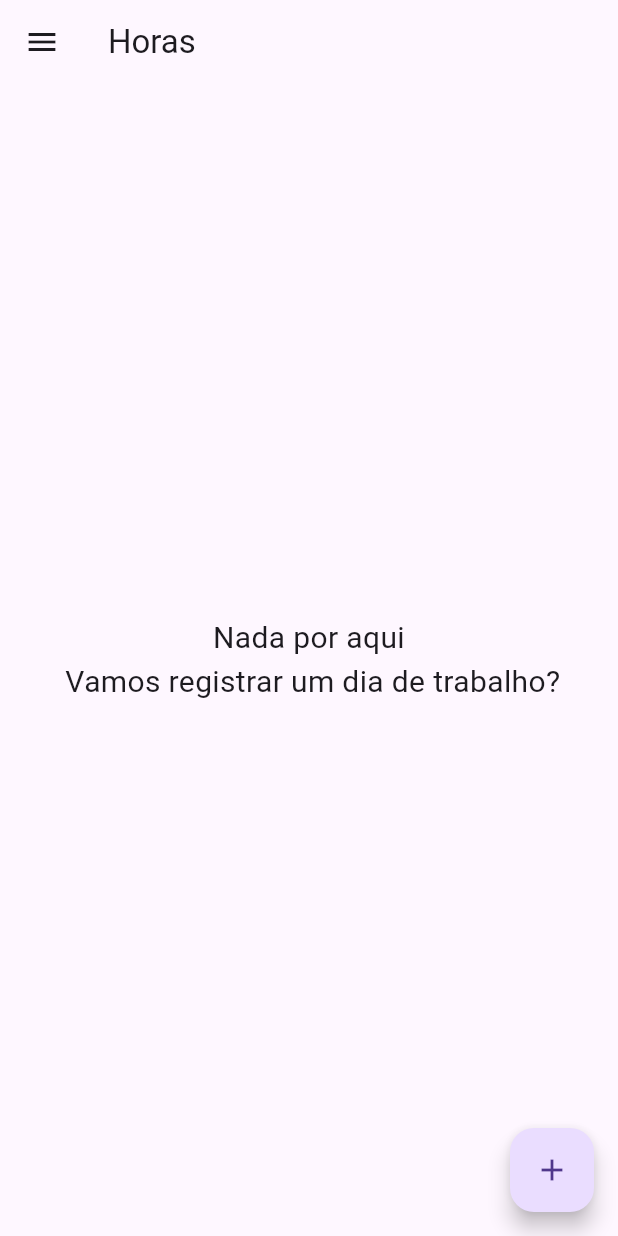
After one commit to Gpeder/login, a Flutter app: the screen it shows once a user with an empty profile is signed in, on a phone screen of 412 x 824 dp. The commit adds this screen. Run offline on Flutter 3.47's test engine with Material 3 defaults, Android fonts, the phone set to English and light mode, and no system bars; our stand-ins replace cloud_firestore, firebase_auth, firebase_core; accounts and stored records are empty; generated files the repository leaves out were written again.

Commit message:
login pronto, home page em pronta

```diff
--- a/lib/main.dart
+++ b/lib/main.dart
@@ -1,6 +1,6 @@
 import 'package:flutter/material.dart';
-import 'package:teste/screens/login.dart';
 import 'package:firebase_core/firebase_core.dart';
+import 'package:teste/services/roteador.dart';
 import 'firebase_options.dart';
 
 Future <void> main() async {
@@ -18,7 +18,10 @@ class MyApp extends StatelessWidget {
   Widget build(BuildContext context) {
     return  MaterialApp(
       debugShowCheckedModeBanner: false,
-      home: Login(),
+      theme: ThemeData(
+        primarySwatch: Colors.blue,
+      ),
+      home: RoteadorTelas(),
     );
   }
 }
--- /dev/null
+++ b/lib/screens/home.dart
@@ -0,0 +1,37 @@
+import 'package:cloud_firestore/cloud_firestore.dart';
+import 'package:firebase_auth/firebase_auth.dart';
+import 'package:flutter/material.dart';
+
+class HomeScreen extends StatefulWidget {
+  final User user;
+  HomeScreen({super.key, required this.user, });
+
+  @override
+  State<HomeScreen> createState() => _HomeScreenState();
+}
+
+class _HomeScreenState extends State<HomeScreen> {
+  List <Hour> listHours = [];
+  FirebaseFirestore firestore = FirebaseFirestore.instance;
+  @override
+  void initState() {
+    super.initState();
+  }
+
+  Widget build(BuildContext context) {
+    return Scaffold(
+      drawer: Menu(user: widget.user),
+      appBar: AppBar(
+        title: Text('Horas'),
+      ),
+      floatingActionButton: FloatingActionButton(onPressed: (){}, child: Icon(Icons.add),),
+
+      body: (listHours.isEmpty)? const Center(
+        child: Text('Nada por aqui\n Vamos registrar um dia de trabalho?', style: TextStyle(fontSize: 20), textAlign: TextAlign.center,),
+      ) : ListView(
+        padding: const EdgeInsets.only(left: 4, right: 4),
+        children: List.generate(listHours.length, (index) {Hour model = listHours[index]});
+      )
+    );
+  }
+}
--- a/lib/screens/login.dart
+++ b/lib/screens/login.dart
@@ -44,7 +44,6 @@ class Login extends StatelessWidget {
                     ),
                     TextField(
                       controller: _emailController,
-                      obscureText: true,
                       decoration: InputDecoration(
                         border: OutlineInputBorder(),
                         labelText: 'Email',
--- a/lib/screens/register.dart
+++ b/lib/screens/register.dart
@@ -1,3 +1,5 @@
+// ignore_for_file: must_be_immutable
+
 import 'package:flutter/material.dart';
 import 'package:teste/services/auth_services.dart';
 
--- /dev/null
+++ b/lib/services/roteador.dart
@@ -0,0 +1,28 @@
+import 'package:firebase_auth/firebase_auth.dart';
+import 'package:flutter/material.dart';
+import 'package:teste/screens/home.dart';
+import 'package:teste/screens/login.dart';
+
+class RoteadorTelas extends StatelessWidget {
+  const RoteadorTelas({super.key});
+
+  @override
+  Widget build(BuildContext context) {
+    return StreamBuilder<User?>(
+      stream: FirebaseAuth.instance.userChanges(),
+      builder: (context, snapshot) {
+        if (snapshot.connectionState == ConnectionState.waiting) {
+          return const Center(
+            child: CircularProgressIndicator(),
+          );
+        } else {
+          if (snapshot.hasData) {
+            return HomeScreen(user: snapshot.data!);
+          } else {
+            return Login();
+          }
+        }
+      },
+    );
+  }
+}
```
